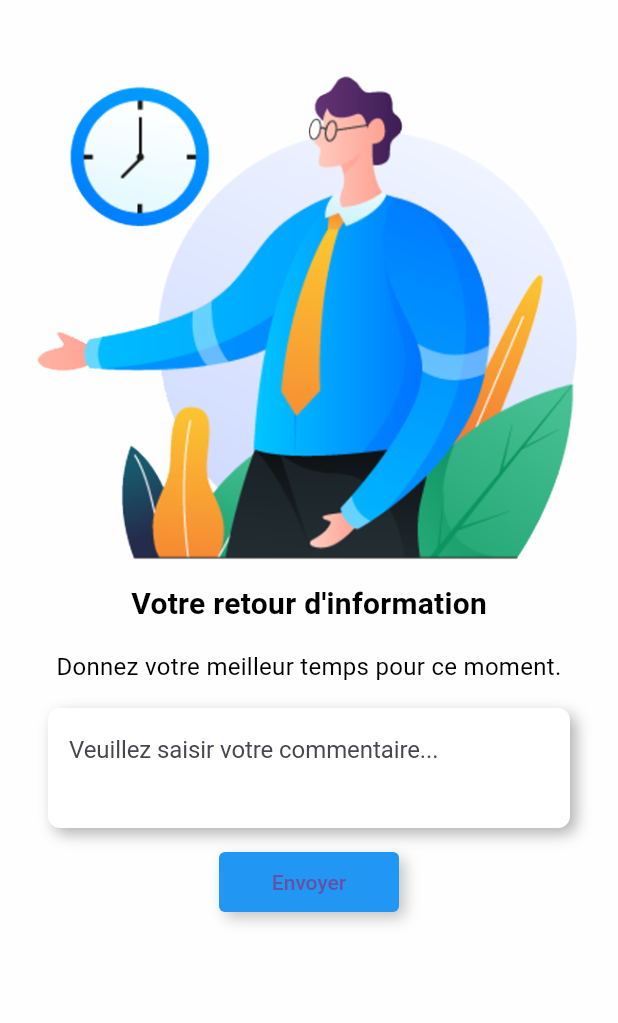
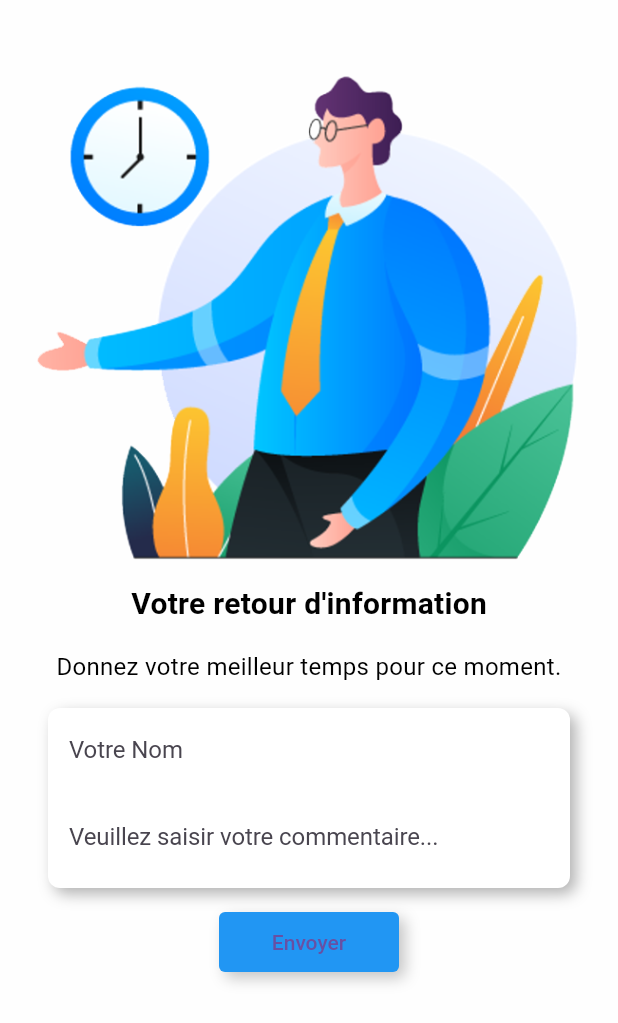
Before and after one commit to Amine0320/Kaisi_Mobile_App, a Flutter app: the FeedbackScreen screen opened directly, after a tap on "Envoyer", on a phone screen of 412 x 824 dp. Shown: the top 1023 px of the screen. Run offline on Flutter 3.47's test engine with Material 3 defaults, Android fonts, the phone set to English and light mode, and no system bars; our stand-ins replace cached_network_image, cloud_firestore, connectivity_plus, firebase_auth, firebase_core, firebase_storage and 9 more; missing offline and left inert: conditional_questions; accounts and stored records are empty; Roboto replaces fonts that are missing (WorkSans).

Commit message:
Contact / Feedback

```diff
--- a/lib/Screens/SideBar/Contact/contact_screen.dart
+++ b/lib/Screens/SideBar/Contact/contact_screen.dart
@@ -1,5 +1,6 @@
 import 'package:flutter/material.dart';
 import 'package:kaisi_app/Screens/HomeScreen/Components/app_theme.dart';
+import 'package:kaisi_app/utilities/constants/routes.dart';
 
 class ContactScreen extends StatefulWidget {
   @override
@@ -79,7 +80,8 @@ class _ContactScreenState extends State<ContactScreen> {
                               padding: const EdgeInsets.all(4.0),
                               child: TextButton(
                                 onPressed: () {
-                                  // Add your onPressed functionality here
+                                  Navigator.pushNamed(
+                                      context, contactFormScreenRoute);
                                 },
                                 style: TextButton.styleFrom(
                                   textStyle: TextStyle(
--- a/lib/Screens/SideBar/feedback/feedback_screen.dart
+++ b/lib/Screens/SideBar/feedback/feedback_screen.dart
@@ -1,5 +1,7 @@
+import 'package:cloud_firestore/cloud_firestore.dart';
 import 'package:flutter/material.dart';
 import 'package:kaisi_app/Screens/HomeScreen/Components/app_theme.dart';
+import 'package:kaisi_app/utilities/Dialogs/feedBack_dialog.dart';
 
 class FeedbackScreen extends StatefulWidget {
   @override
@@ -7,9 +9,40 @@ class FeedbackScreen extends StatefulWidget {
 }
 
 class _FeedbackScreenState extends State<FeedbackScreen> {
+  final TextEditingController _feedbackController = TextEditingController();
+  final TextEditingController _nameController = TextEditingController();
+  String _feedbackErrorText = '';
+  String _nameErrorText = '';
   @override
   void initState() {
     super.initState();
+  }
+
+  Future<void> _submitFeedback() async {
+    String feedback = _feedbackController.text.trim();
+    String name = _nameController.text.trim();
+
+    if (feedback.isNotEmpty && name.isNotEmpty) {
+      try {
+        // Sending feedback to the backend
+        await FirebaseFirestore.instance.collection('feedback').add(
+            {'feedback': feedback, 'name': name, 'timestamp': DateTime.now()});
+        // Feedback submitted successfully
+        _feedbackController.clear();
+        _nameController.clear();
+
+        feedBackDialog(context, 'Merci pour votre retour, $name !');
+      } catch (e) {
+        print('Error submitting feedback: $e');
+        // Handle error here
+      }
+    } else {
+      setState(() {
+        _feedbackErrorText =
+            feedback.isEmpty ? 'Le feedback ne peut pas être vide"' : '';
+        _nameErrorText = name.isEmpty ? 'Le nom ne peut pas être vide' : '';
+      });
+    }
   }
 
   @override
@@ -85,7 +118,7 @@ class _FeedbackScreenState extends State<FeedbackScreen> {
                                 padding: const EdgeInsets.all(4.0),
                                 child: TextButton(
                                   // Do the logic for the button to send the feedback to the contact@kaisi.fr
-                                  onPressed: () {},
+                                  onPressed: _submitFeedback,
                                   style: TextButton.styleFrom(
                                     textStyle: TextStyle(
                                       fontWeight: FontWeight.w500,
@@ -130,12 +163,15 @@ class _FeedbackScreenState extends State<FeedbackScreen> {
           borderRadius: BorderRadius.circular(25),
           child: Container(
             padding: const EdgeInsets.all(4.0),
-            constraints: const BoxConstraints(minHeight: 80, maxHeight: 160),
+            constraints: const BoxConstraints(minHeight: 120, maxHeight: 200),
             color: AppTheme.white,
             child: SingleChildScrollView(
               padding:
                   const EdgeInsets.only(left: 10, right: 10, top: 0, bottom: 0),
-              child: TextField(
+              child: Column(
+                children: [
+                  TextField(
+                    controller: _nameController,
                     maxLines: null,
                     onChanged: (String txt) {},
                     style: const TextStyle(
@@ -146,7 +182,26 @@ class _FeedbackScreenState extends State<FeedbackScreen> {
                     cursorColor: Colors.blue,
                     decoration: const InputDecoration(
                       border: InputBorder.none,
-                    hintText: 'Veuillez saisir votre commentaire...'),
+                      hintText: 'Votre Nom',
+                    ),
+                  ),
+                  const SizedBox(
+                      height: 10), // Add some space between the text fields
+                  TextField(
+                    controller: _feedbackController,
+                    onChanged: (String txt) {},
+                    style: const TextStyle(
+                      fontFamily: AppTheme.fontName,
+                      fontSize: 16,
+                      color: AppTheme.dark_grey,
+                    ),
+                    cursorColor: Colors.blue,
+                    decoration: const InputDecoration(
+                      border: InputBorder.none,
+                      hintText: 'Veuillez saisir votre commentaire...',
+                    ),
+                  ),
+                ],
               ),
             ),
           ),
--- a/lib/main.dart
+++ b/lib/main.dart
@@ -6,6 +6,7 @@ import 'package:kaisi_app/Screens/AuthentificationF/Login/login_screen.dart';
 import 'package:kaisi_app/Screens/AuthentificationF/Login/re_authenticate_user_login_form.dart';
 import 'package:kaisi_app/Screens/AuthentificationF/Signup/signup_screen.dart';
 import 'package:kaisi_app/Screens/AuthentificationF/VerifyEmail/components/verify_email_screen.dart';
+import 'package:kaisi_app/Screens/SideBar/Contact/contact_form.dart';
 import 'package:kaisi_app/Screens/SideBar/Contact/contact_screen.dart';
 import 'package:kaisi_app/Screens/SideBar/Settings/settings_screen.dart';
 import 'package:kaisi_app/Screens/SideBar/my_coach/Main/my_coach.dart';
@@ -81,6 +82,7 @@ class MyApp extends StatelessWidget {
         resetPasswordScreenRoute: (context) => const ForgetScreen(),
         coachScreenRoute: (context) => const CoachScreen(),
         contactScreenRoute: (context) => ContactScreen(),
+        contactFormScreenRoute: (context) => const ContactForm(),
       },
     );
   }
--- a/lib/utilities/constants/routes.dart
+++ b/lib/utilities/constants/routes.dart
@@ -15,4 +15,5 @@ const planActionMainScreenRoute = '/PlanActionScreenMain';
 const reAuthScreenRoute = '/reauthscreen/';
 const resetPasswordScreenRoute = '/resetPassword';
 const coachScreenRoute = '/coachScreen/';
-const contactScreenRoute = '/contactScreen';
+const contactScreenRoute = '/contactScreen/';
+const contactFormScreenRoute = '/contactForm/';
```
Also changed, not shown: lib/Screens/SideBar/Contact/contact_form.dart (added, +108 -0 lines), lib/utilities/Dialogs/feedBack_dialog.dart (added, +16 -0 lines), lib/utilities/Dialogs/message_dialog.dart (added, +16 -0 lines). Lines whose indentation alone changed are shown as unchanged.
